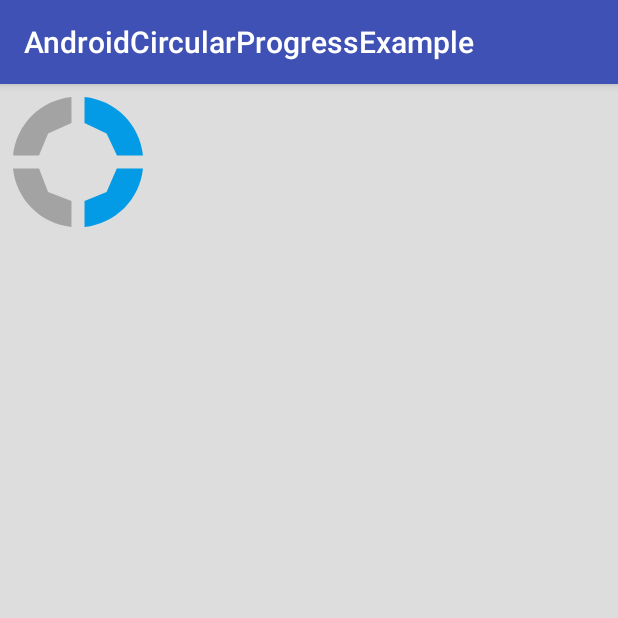
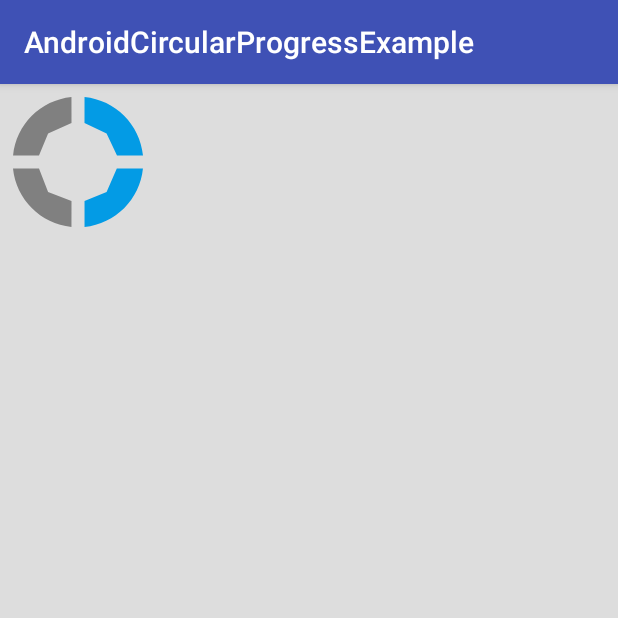
Before and after one commit to Mojtaba-Shafaei/AndroidCircularProgress, an Android app: the screen it shows after launch (MainActivity), on a phone screen of 412 x 824 dp, the top half of it. Run offline under Robolectric (Android 15) with nearby library versions, the phone set to English and light mode, and no system bars.

Commit message:
removed transparent color

```diff
--- a/androidCircularProgress/src/main/res/drawable/ic_p1.xml
+++ b/androidCircularProgress/src/main/res/drawable/ic_p1.xml
@@ -5,21 +5,13 @@
     android:viewportWidth="24.0">
     <path
         android:fillAlpha="1"
-        android:fillColor="#43000000"
+        android:fillColor="#808080"
         android:pathData="M10.995,2C6.243,2.483 2.487,6.243 2.01,10.995L6,11 7.4,7.6 11,6ZM13.005,2.01L13,6l3.4,1.6 1.6,3.395 4,0C21.517,6.243 17.757,2.487 13.005,2.01ZM2,13.005c0.483,4.752 4.243,8.508 8.995,8.985L11,18 7.4,16.6 6,13.005ZM17.97,13 L16.4,16.6 13.005,18l0,4c4.752,-0.483 8.508,-4.243 8.985,-8.995z"
-        android:strokeAlpha="1"
-        android:strokeColor="#00000000"
-        android:strokeLineCap="butt"
-        android:strokeLineJoin="miter"
-        android:strokeWidth="2" />
+        android:strokeWidth="0" />
     <path
         android:fillAlpha="1"
         android:fillColor="#039BE5"
         android:pathData="M13.005,2.01 L13,6l3.4,1.6 1.6,3.395 4,0C21.517,6.243 17.757,2.487 13.005,2.01Z"
-        android:strokeAlpha="1"
-        android:strokeColor="#00000000"
-        android:strokeLineCap="butt"
-        android:strokeLineJoin="miter"
-        android:strokeWidth="2" />
+        android:strokeWidth="0" />
 
 </vector>
--- a/androidCircularProgress/src/main/res/drawable/ic_p2.xml
+++ b/androidCircularProgress/src/main/res/drawable/ic_p2.xml
@@ -1,25 +1,19 @@
 <vector xmlns:android="http://schemas.android.com/apk/res/android"
-        android:width="24dp"
   android:height="24dp"
+  android:viewportHeight="24.0"
   android:viewportWidth="24.0"
-        android:viewportHeight="24.0">
+  android:width="24dp">
   <path
+    android:fillAlpha="1"
+    android:fillColor="#808080"
     android:pathData="M10.995,2C6.243,2.483 2.487,6.243 2.01,10.995L6,11 7.4,7.6 11,6ZM2,13.005c0.483,4.752 4.243,8.508 8.995,8.985L11,18 7.4,16.6 6,13.005Z"
     android:strokeLineCap="butt"
+    android:strokeWidth="0"
+    />
+  <path
     android:fillAlpha="1"
-        android:strokeColor="#00000000"
-        android:fillColor="#43000000"
-        android:strokeWidth="2"
-        android:strokeLineJoin="miter"
-        android:strokeAlpha="1"/>
-    <path
+    android:fillColor="#039BE5"
     android:pathData="M13.005,2.01 L13,6l3.4,1.6 1.6,3.395 4,0C21.517,6.243 17.757,2.487 13.005,2.01ZM17.97,13 L16.4,16.6 13.005,18l0,4c4.752,-0.483 8.508,-4.243 8.985,-8.995z"
-        android:strokeLineCap="butt"
-        android:fillAlpha="1"
-        android:strokeColor="#00000000"
-        android:fillColor="#039BE5"
-        android:strokeWidth="2"
-        android:strokeLineJoin="miter"
-        android:strokeAlpha="1"/>
+    android:strokeWidth="0"/>
 
 </vector>
--- a/androidCircularProgress/src/main/res/drawable/ic_p3.xml
+++ b/androidCircularProgress/src/main/res/drawable/ic_p3.xml
@@ -1,24 +1,18 @@
 <vector xmlns:android="http://schemas.android.com/apk/res/android"
-        android:width="24dp"
   android:height="24dp"
+  android:viewportHeight="24.0"
   android:viewportWidth="24.0"
-        android:viewportHeight="24.0">
+  android:width="24dp">
   <path
+    android:fillAlpha="1"
+    android:fillColor="#808080"
     android:pathData="M10.995,2C6.243,2.483 2.487,6.243 2.01,10.995L6,11 7.4,7.6 11,6Z"
     android:strokeLineCap="butt"
+    android:strokeWidth="0"
+    />
+  <path
     android:fillAlpha="1"
-        android:strokeColor="#00000000"
-        android:fillColor="#43000000"
-        android:strokeWidth="2"
-        android:strokeLineJoin="miter"
-        android:strokeAlpha="1"/>
-    <path
+    android:fillColor="#039BE5"
     android:pathData="M13.005,2.01 L13,6l3.4,1.6 1.6,3.395 4,0C21.517,6.243 17.757,2.487 13.005,2.01ZM2,13.005c0.483,4.752 4.243,8.508 8.995,8.985L11,18 7.4,16.6 6,13.005ZM17.97,13 L16.4,16.6 13.005,18l0,4c4.752,-0.483 8.508,-4.243 8.985,-8.995z"
-        android:strokeLineCap="butt"
-        android:fillAlpha="1"
-        android:strokeColor="#00000000"
-        android:fillColor="#039BE5"
-        android:strokeWidth="2"
-        android:strokeLineJoin="miter"
-        android:strokeAlpha="1"/>
+    android:strokeWidth="0"/>
 </vector>
--- a/androidCircularProgress/src/main/res/drawable/ic_p4.xml
+++ b/androidCircularProgress/src/main/res/drawable/ic_p4.xml
@@ -1,16 +1,11 @@
 <vector xmlns:android="http://schemas.android.com/apk/res/android"
-        android:width="24dp"
-        android:height="24dp"
-        android:viewportWidth="24.0"
-        android:viewportHeight="24.0">
-    <path
-        android:pathData="M10.995,2C6.243,2.483 2.487,6.243 2.01,10.995L6,11 7.4,7.6 11,6ZM13.005,2.01L13,6l3.4,1.6 1.6,3.395 4,0C21.517,6.243 17.757,2.487 13.005,2.01ZM2,13.005c0.483,4.752 4.243,8.508 8.995,8.985L11,18 7.4,16.6 6,13.005ZM17.97,13 L16.4,16.6 13.005,18l0,4c4.752,-0.483 8.508,-4.243 8.985,-8.995z"
-        android:strokeLineCap="butt"
-        android:fillAlpha="1"
-        android:strokeColor="#00000000"
-        android:fillColor="#039BE5"
-        android:strokeWidth="2"
-        android:strokeLineJoin="miter"
-        android:strokeAlpha="1"/>
+  android:height="24dp"
+  android:viewportHeight="24.0"
+  android:viewportWidth="24.0"
+  android:width="24dp">
+  <path
+    android:fillColor="#039BE5"
+    android:pathData="M10.995,2C6.243,2.483 2.487,6.243 2.01,10.995L6,11 7.4,7.6 11,6ZM13.005,2.01L13,6l3.4,1.6 1.6,3.395 4,0C21.517,6.243 17.757,2.487 13.005,2.01ZM2,13.005c0.483,4.752 4.243,8.508 8.995,8.985L11,18 7.4,16.6 6,13.005ZM17.97,13 L16.4,16.6 13.005,18l0,4c4.752,-0.483 8.508,-4.243 8.985,-8.995z"
+    android:strokeWidth="0"/>
 
 </vector>
```
Lines whose indentation alone changed are shown as unchanged.
